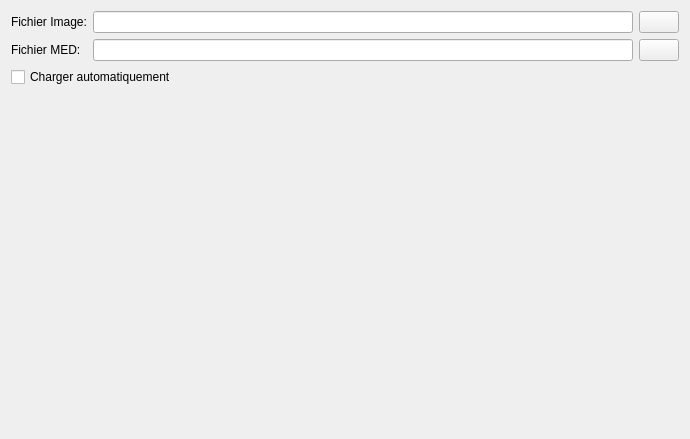
First picture: the form in src/MEDOP/gui/dialogs/DlgImageToMed.ui, repository luzpaz/med, before the edit.
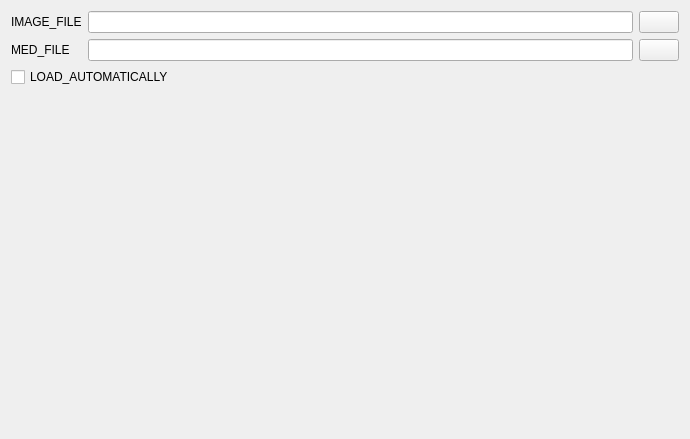
Second picture: the form after the edit. Icons and pictures are not drawn.

Diff of the .ui file:
```diff
--- a/src/MEDOP/gui/dialogs/DlgImageToMed.ui
+++ b/src/MEDOP/gui/dialogs/DlgImageToMed.ui
@@ -25,14 +25,14 @@
            <item>
             <widget class="QLabel" name="lblImageFile">
              <property name="text">
-              <string>Fichier Image:</string>
+              <string>IMAGE_FILE</string>
              </property>
             </widget>
            </item>
            <item>
             <widget class="QLabel" name="lblMedFile">
              <property name="text">
-              <string>Fichier MED:</string>
+              <string>MED_FILE</string>
              </property>
             </widget>
            </item>
@@ -79,7 +79,7 @@
        <item>
         <widget class="QCheckBox" name="chkAutoLoad">
          <property name="text">
-          <string>Charger automatiquement</string>
+          <string>LOAD_AUTOMATICALLY</string>
          </property>
         </widget>
        </item>
```
Left out of the diff: 2 changed lines with no effect on the pictures.
